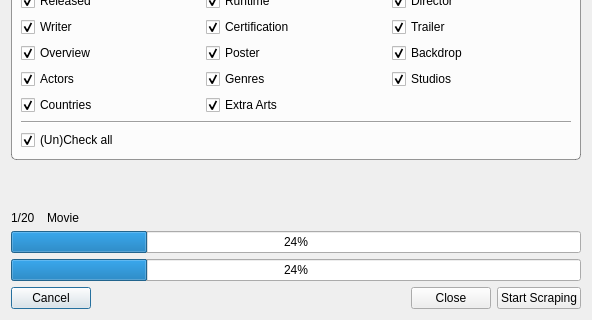
Above: movies/MovieMultiScrapeDialog.ui from Komet/MediaElch before the change; both pictures show x 0 to 592 and y 138 to 458 of the 592 by 458 pixel window. Below: the same form after it.
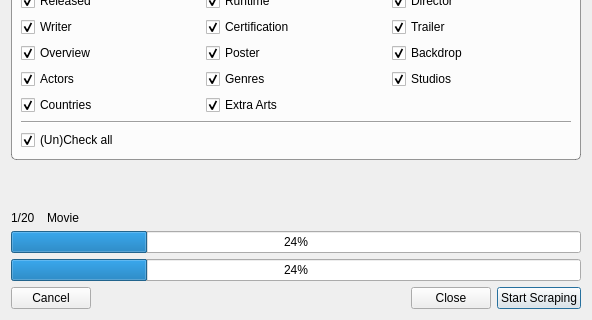
That is the form after the change. Custom widgets are drawn as their Qt base class.

Commit message: Fixed button defaults in MovieMultiScrapeDialog

Diff of the .ui file:
```diff
--- a/movies/MovieMultiScrapeDialog.ui
+++ b/movies/MovieMultiScrapeDialog.ui
@@ -338,6 +338,9 @@
        <property name="text">
         <string>Cancel</string>
        </property>
+       <property name="autoDefault">
+        <bool>false</bool>
+       </property>
       </widget>
      </item>
      <item>
@@ -365,6 +368,9 @@
        <property name="text">
         <string>Start Scraping</string>
        </property>
+       <property name="default">
+        <bool>true</bool>
+       </property>
       </widget>
      </item>
     </layout>
```
Left out of the diff: 6 changed lines with no effect on the pictures.
